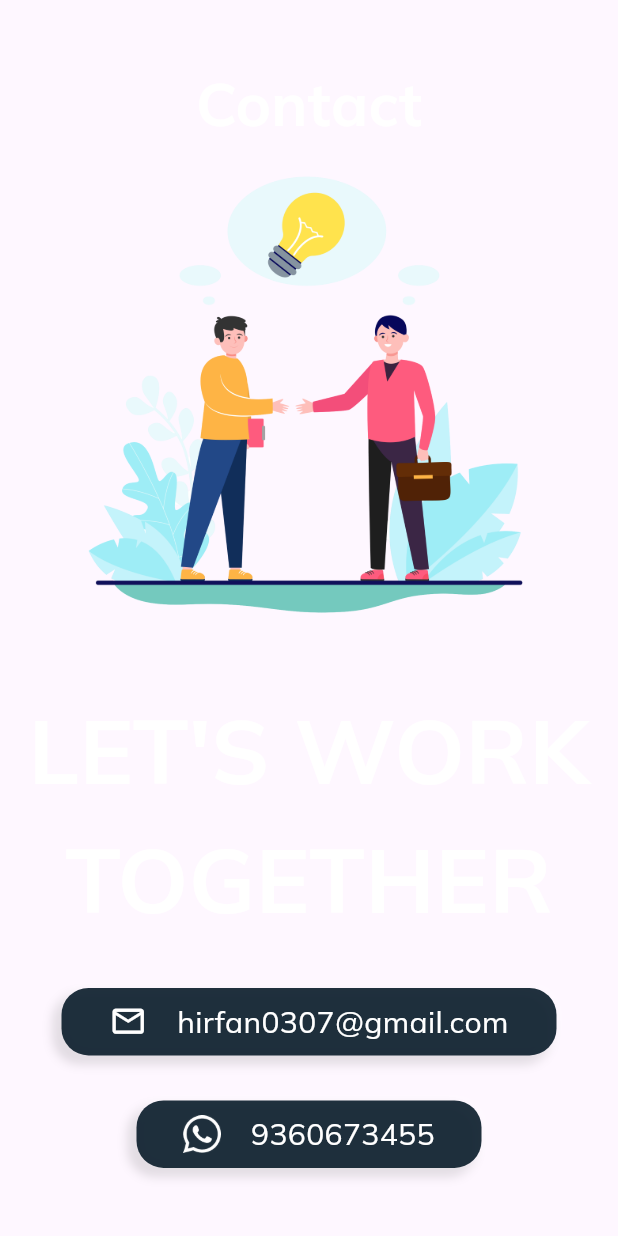
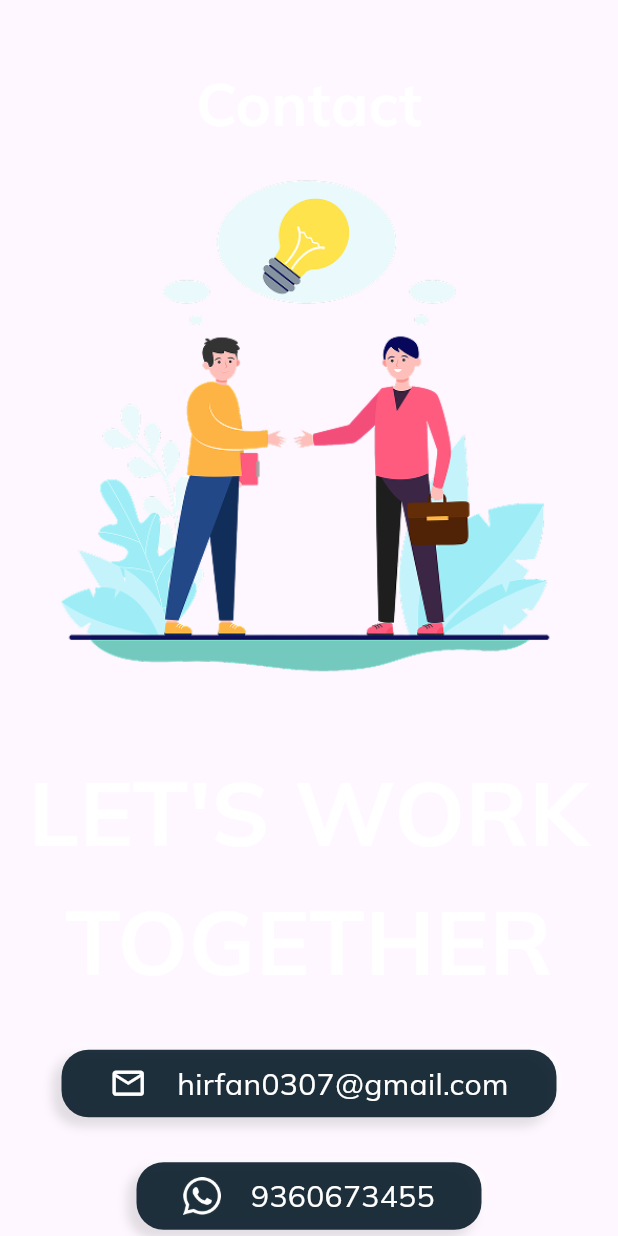
Before and after one commit to HIRUFANULLAH/hirufan_portfolio, a Flutter app: the Contact widget shown alone on an empty page, opened directly, on a phone screen of 412 x 824 dp. Run offline on Flutter 3.47's test engine with Material 3 defaults, Android fonts, the light colour scheme and no system bars; our stand-ins replace chewie, font_awesome_flutter, gap, get, google_fonts, video_player; missing offline and left inert: dart:html.

Commit message:
button size adjust and contact us image issue fixed

```diff
--- a/lib/View/contact.dart
+++ b/lib/View/contact.dart
@@ -39,8 +39,14 @@ class Contact extends StatelessWidget {
             Center(
               child: Column(
                 children: [
-                  Image.asset(
-                    "assets/Project_Image/contact.png", height: height * .4,),
+                  Container(
+                    height: height*.45,
+                    width: width*45,
+                    child: Image.asset(
+                      "assets/Project_Image/contact.png",
+                      // height: height * .4,
+                    ),
+                  ),
                   Gap(30),
                   MyText(
                     text: "LET'S WORK TOGETHER",
--- a/pubspec.yaml
+++ b/pubspec.yaml
@@ -78,6 +78,7 @@ flutter:
     - assets/Project_Image/
     - assets/pdf/
     - assets/Project_Image/bg_video.gif
+    - assets/Project_Image/contact.png
     #   - images/a_dot_ham.jpeg
 
   # An image asset can refer to one or more resolution-specific "variants", see
```
Also changed, not shown: lib/View/home.dart (+9 -5 lines), assets/Project_Image/contact.png, 1 other file.
